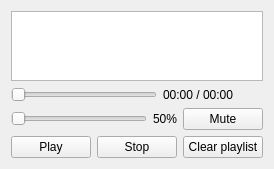
Before: the Qt Designer form widget.ui in MarioUnoDueTreQuattro/AudioPlayer, drawn with Qt 5.
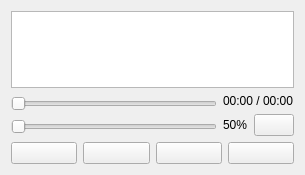
After: the same form once the commit is applied. Icons and pictures are not drawn. Custom widgets are drawn as their Qt base class.

The edit to the form file:
```diff
--- a/widget.ui
+++ b/widget.ui
@@ -6,20 +6,22 @@
    <rect>
     <x>0</x>
     <y>0</y>
-    <width>272</width>
-    <height>169</height>
+    <width>305</width>
+    <height>175</height>
    </rect>
   </property>
   <property name="windowTitle">
    <string>Widget</string>
   </property>
-  <layout class="QVBoxLayout" name="verticalLayout">
+  <layout class="QVBoxLayout" name="verticalLayout_3">
    <item>
     <widget class="QListWidget" name="listWidget"/>
    </item>
    <item>
     <layout class="QHBoxLayout" name="horizontalLayout_3">
      <item>
+      <layout class="QVBoxLayout" name="verticalLayout">
+       <item>
       <widget class="ClickableSlider" name="positionSlider">
        <property name="minimumSize">
         <size>
@@ -36,10 +38,30 @@
       </widget>
      </item>
      <item>
+        <widget class="QSlider" name="volumeSlider">
+         <property name="minimumSize">
+          <size>
+           <width>50</width>
+           <height>0</height>
+          </size>
+         </property>
+         <property name="maximum">
+          <number>100</number>
+         </property>
+         <property name="orientation">
+          <enum>Qt::Horizontal</enum>
+         </property>
+        </widget>
+       </item>
+      </layout>
+     </item>
+     <item>
+      <layout class="QVBoxLayout" name="verticalLayout_2">
+       <item>
       <widget class="QLabel" name="timeLabel">
        <property name="minimumSize">
         <size>
-         <width>100</width>
+           <width>0</width>
          <height>0</height>
         </size>
        </property>
@@ -48,26 +70,8 @@
        </property>
       </widget>
      </item>
-    </layout>
-   </item>
    <item>
     <layout class="QHBoxLayout" name="horizontalLayout_2">
-     <item>
-      <widget class="QSlider" name="volumeSlider">
-       <property name="minimumSize">
-        <size>
-         <width>50</width>
-         <height>0</height>
-        </size>
-       </property>
-       <property name="maximum">
-        <number>100</number>
-       </property>
-       <property name="orientation">
-        <enum>Qt::Horizontal</enum>
-       </property>
-      </widget>
-     </item>
      <item>
       <widget class="QLabel" name="volumeLabel">
        <property name="text">
@@ -78,9 +82,17 @@
      <item>
       <widget class="QPushButton" name="muteButton">
        <property name="text">
-        <string>Mute</string>
-       </property>
-      </widget>
+            <string/>
+           </property>
+           <property name="icon">
+            <iconset resource="resources.qrc">
+             <normaloff>:/img/img/icons8-mute-48.png</normaloff>:/img/img/icons8-mute-48.png</iconset>
+           </property>
+          </widget>
+         </item>
+        </layout>
+       </item>
+      </layout>
      </item>
     </layout>
    </item>
@@ -88,23 +100,61 @@
     <layout class="QHBoxLayout" name="horizontalLayout">
      <item>
       <widget class="QPushButton" name="playButton">
-       <property name="text">
+       <property name="toolTip">
         <string>Play</string>
        </property>
+       <property name="statusTip">
+        <string/>
+       </property>
+       <property name="text">
+        <string/>
+       </property>
+       <property name="icon">
+        <iconset resource="resources.qrc">
+         <normaloff>:/img/img/icons8-play-48.png</normaloff>:/img/img/icons8-play-48.png</iconset>
+       </property>
+      </widget>
+     </item>
+     <item>
+      <widget class="QPushButton" name="pauseButton">
+       <property name="toolTip">
+        <string>Pause</string>
+       </property>
+       <property name="text">
+        <string/>
+       </property>
+       <property name="icon">
+        <iconset resource="resources.qrc">
+         <normaloff>:/img/img/icons8-pause-48.png</normaloff>:/img/img/icons8-pause-48.png</iconset>
+       </property>
       </widget>
      </item>
      <item>
       <widget class="QPushButton" name="stopButton">
-       <property name="text">
+       <property name="toolTip">
         <string>Stop</string>
        </property>
+       <property name="text">
+        <string/>
+       </property>
+       <property name="icon">
+        <iconset resource="resources.qrc">
+         <normaloff>:/img/img/icons8-stop-48.png</normaloff>:/img/img/icons8-stop-48.png</iconset>
+       </property>
       </widget>
      </item>
      <item>
       <widget class="QPushButton" name="clearButton">
-       <property name="text">
+       <property name="toolTip">
         <string>Clear playlist</string>
        </property>
+       <property name="text">
+        <string/>
+       </property>
+       <property name="icon">
+        <iconset resource="resources.qrc">
+         <normaloff>:/img/img/icons8-clear-48.png</normaloff>:/img/img/icons8-clear-48.png</iconset>
+       </property>
       </widget>
      </item>
     </layout>
```
Left out of the diff: 7 changed lines with no effect on the pictures. Lines whose indentation alone changed are shown as unchanged.
